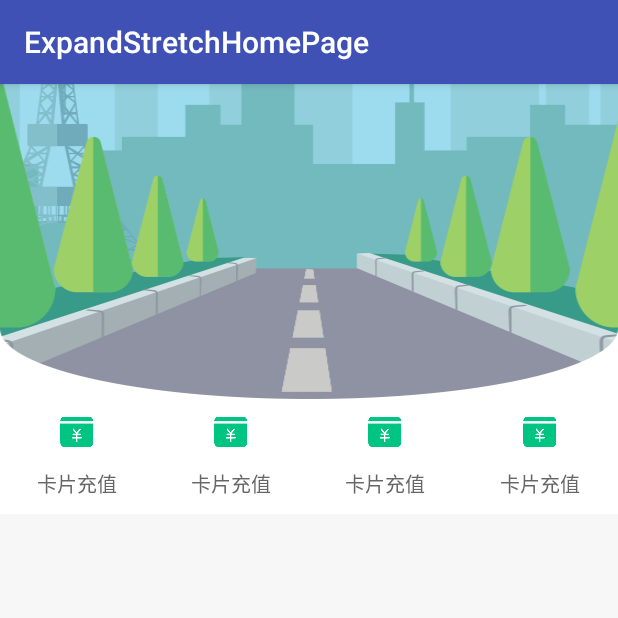
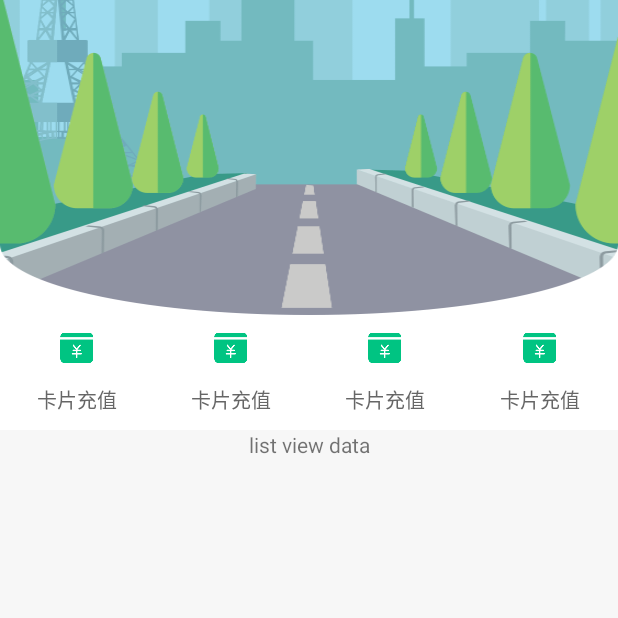
Before and after one commit to roseluo0215/ExpandStretchHomePage, an Android app: the screen it shows after launch (MainActivity), on a phone screen of 412 x 824 dp, the top half of it. Run offline under Robolectric (Android 15) with nearby library versions, the phone set to English and light mode, and no system bars; plain views replace SwipePullDownRefresh.

Commit message:
init view

```diff
--- a/app/src/main/java/com/lc/expand/stretch/MainActivity.java
+++ b/app/src/main/java/com/lc/expand/stretch/MainActivity.java
@@ -1,13 +1,119 @@
 package com.lc.expand.stretch;
 
+import android.os.Bundle;
+import android.support.design.widget.AppBarLayout;
 import android.support.v7.app.AppCompatActivity;
-import android.os.Bundle;
+import android.support.v7.widget.Toolbar;
+import android.view.KeyEvent;
+import android.view.View;
+import android.widget.FrameLayout;
+import android.widget.LinearLayout;
+import android.widget.TextView;
 
 public class MainActivity extends AppCompatActivity {
+
+  private AppBarLayout mAppBarLayout;
+  private LinearLayout mHomePage;
+  private Toolbar mToolbar;
+  private MainToolbarHeadLayout mHeadLayout;
+  private InterceptNestedScrollView mNestedScrollView;
+  private boolean mIsExpanded = true;
+  private FrameLayout mHomeBg;
+  private TextView mCardRecharge1;
+  private TextView mCardRecharge2;
+  private TextView mCardRecharge3;
+  private TextView mCardRecharge4;
+
 
   @Override
   protected void onCreate(Bundle savedInstanceState) {
     super.onCreate(savedInstanceState);
     setContentView(R.layout.activity_main);
+    mAppBarLayout = findViewById(R.id.app_barLayout);
+    mHomePage = findViewById(R.id.include_home_page);
+    mToolbar = findViewById(R.id.tb_tool_bar);
+    mHeadLayout = findViewById(R.id.include_toolbar_head);
+    mNestedScrollView = findViewById(R.id.ns_view);
+    mHomeBg = findViewById(R.id.rl_home_bg);
+    mCardRecharge1 = findViewById(R.id.tv_card_recharge1);
+    mCardRecharge2 = findViewById(R.id.tv_card_recharge2);
+    mCardRecharge3 = findViewById(R.id.tv_card_recharge3);
+    mCardRecharge4 = findViewById(R.id.tv_card_recharge4);
+
+    setListener();
+  }
+
+
+  private void setListener() {
+    mAppBarLayout.addOnOffsetChangedListener(new AppBarLayout.OnOffsetChangedListener() {
+      @Override
+      public void onOffsetChanged(AppBarLayout appBarLayout, int verticalOffset) {
+        if (verticalOffset == 0) {
+          mIsExpanded = true;
+
+          // 完全展开
+          mHeadLayout.setVisibility(View.GONE);
+          mToolbar.setVisibility(View.GONE);
+          setHomePageViewAlpha(255);
+          mHeadLayout.getBackground().setAlpha(255);
+
+        } else if (Math.abs(verticalOffset) == appBarLayout.getTotalScrollRange()) {
+          mIsExpanded = false;
+          // 完全折叠
+          mHeadLayout.setVisibility(View.VISIBLE);
+          mToolbar.setVisibility(View.VISIBLE);
+          setHomePageViewAlpha(255);
+          mHeadLayout.getBackground().setAlpha(255);
+        } else {
+          mIsExpanded = true;
+          if (mHomeBg.getVisibility() == View.VISIBLE) {// 完全展开
+            int total = Math.abs(appBarLayout.getTotalScrollRange());
+            int rate = total / 255;// 获取比例，0 － 255代表透明度
+            int temp = (total - Math.abs(verticalOffset)) / rate;
+            int alpha = temp < 255 ? temp : 255;
+            setHomePageViewAlpha(alpha);// 拖动时让界面的透明度发生变化
+            mHeadLayout.setVisibility(View.VISIBLE);
+            mToolbar.setVisibility(View.VISIBLE);
+            mHeadLayout.getBackground().setAlpha(255 - alpha);
+
+          }
+        }
+        mNestedScrollView.setIsExpanded(mIsExpanded);
+      }
+    });
+
+    mHeadLayout.getBackHomePage().setOnClickListener(new View.OnClickListener() {
+      @Override
+      public void onClick(View v) {
+        mAppBarLayout.setExpanded(true);// 向下展开
+      }
+    });
+  }
+
+  private void setHomePageViewAlpha(int alpha) {
+    mHomeBg.getBackground().setAlpha(alpha);
+    float i = alpha / 255f;
+    mCardRecharge1.setAlpha(i);
+    mCardRecharge2.setAlpha(i);
+    mCardRecharge3.setAlpha(i);
+    mCardRecharge4.setAlpha(i);
+
+  }
+
+  @Override
+  public boolean onKeyDown(int keyCode, KeyEvent event) {
+    if (event.getAction() == KeyEvent.ACTION_DOWN) {
+      if (keyCode == KeyEvent.KEYCODE_BACK) { //表示按返回键 时的操作
+        // 监听到返回按钮点击事件
+        //后退
+        if (mIsExpanded) {// 如果是展开的就关闭界面
+          finish();
+        } else {// 如果不是展开的就打开
+          mAppBarLayout.setExpanded(true);
+        }
+        return true;    //已处理
+      }
+    }
+    return super.onKeyDown(keyCode, event);
   }
 }
--- a/app/src/main/res/layout/activity_main.xml
+++ b/app/src/main/res/layout/activity_main.xml
@@ -32,8 +32,8 @@
                 android:id="@+id/tb_tool_bar"
                 android:layout_width="match_parent"
                 android:layout_height="?attr/actionBarSize"
+                android:visibility="gone"
                 app:contentInsetStart="0dp"
-                android:visibility="gone"
                 app:layout_collapseMode="pin">
 
                 <include
@@ -54,10 +54,16 @@
         android:fillViewport="true"
         app:layout_behavior="@string/appbar_scrolling_view_behavior">
 
-        <!--<com.broadthinking.traffic.hohhot.common.view.SwipePullDownRefresh-->
-            <!--android:id="@+id/news_page_list"-->
-            <!--android:layout_width="match_parent"-->
-            <!--android:layout_height="match_parent"/>-->
+        <FrameLayout
+            android:id="@+id/news_page_list"
+            android:layout_width="match_parent"
+            android:layout_height="match_parent">
+            <TextView
+                android:gravity="center_horizontal"
+                android:layout_width="match_parent"
+                android:layout_height="match_parent"
+                android:text="list view data"/>
+        </FrameLayout>
 
     </com.lc.expand.stretch.InterceptNestedScrollView>
 
--- a/app/src/main/res/layout/home_page_function_view.xml
+++ b/app/src/main/res/layout/home_page_function_view.xml
@@ -19,7 +19,7 @@
         android:orientation="horizontal">
 
         <TextView
-            android:id="@+id/hoping"
+            android:id="@+id/tv_card_recharge1"
             android:layout_width="@dimen/dp_0"
             android:layout_height="wrap_content"
             android:layout_weight="1"
@@ -33,7 +33,7 @@
             android:textSize="@dimen/textSize13"/>
 
         <TextView
-            android:id="@+id/busTime"
+            android:id="@+id/tv_card_recharge2"
             android:layout_width="@dimen/dp_0"
             android:layout_height="wrap_content"
             android:layout_weight="1"
@@ -47,7 +47,7 @@
             android:textSize="@dimen/textSize13"/>
 
         <TextView
-            android:id="@+id/busMap"
+            android:id="@+id/tv_card_recharge3"
             android:layout_width="@dimen/dp_0"
             android:layout_height="wrap_content"
             android:layout_weight="1"
@@ -61,7 +61,7 @@
             android:textSize="@dimen/textSize13"/>
 
         <TextView
-            android:id="@+id/contact"
+            android:id="@+id/tv_card_recharge4"
             android:layout_width="0dp"
             android:layout_height="wrap_content"
             android:layout_weight="1"
@@ -77,10 +77,4 @@
 
     </LinearLayout>
 
-    <View
-        android:layout_width="match_parent"
-        android:layout_height="@dimen/dp_4"
-        android:background="@color/color_f7f7f7"/>
-
-
 </LinearLayout>
--- a/app/src/main/res/values/styles.xml
+++ b/app/src/main/res/values/styles.xml
@@ -1,7 +1,7 @@
 <resources>
 
     <!-- Base application theme. -->
-    <style name="AppTheme" parent="Theme.AppCompat.Light.DarkActionBar">
+    <style name="AppTheme" parent="Theme.AppCompat.Light.NoActionBar">
         <!-- Customize your theme here. -->
         <item name="colorPrimary">@color/colorPrimary</item>
         <item name="colorPrimaryDark">@color/colorPrimaryDark</item>
```
